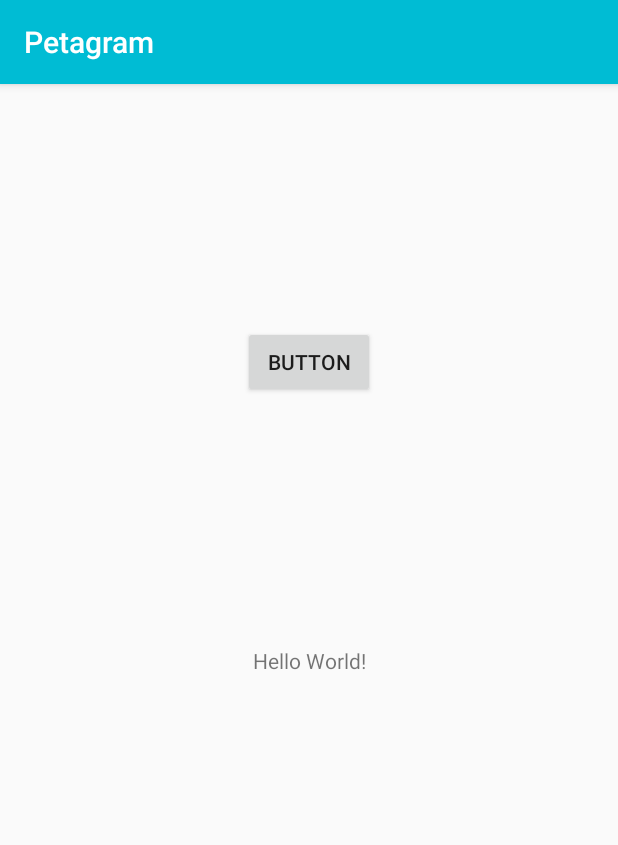
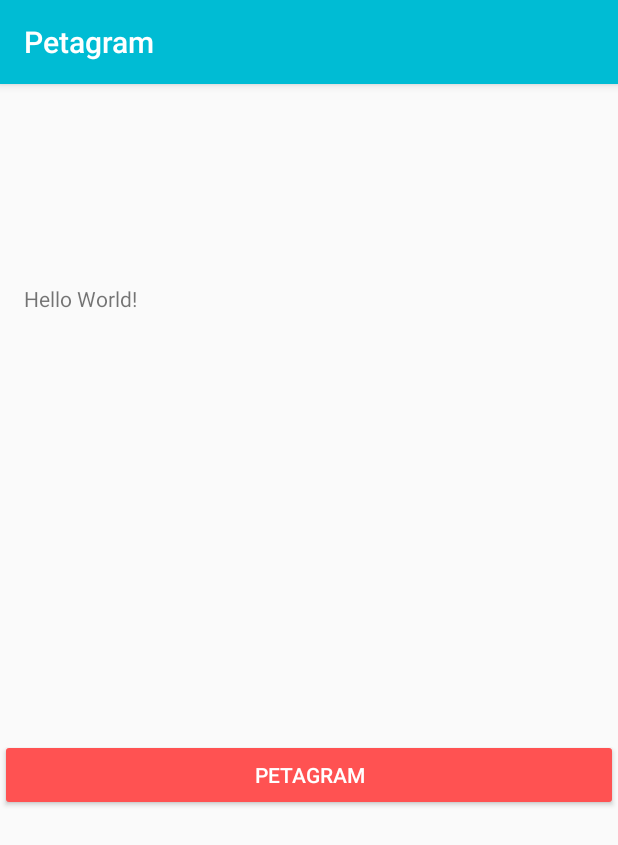
Before and after one commit to JNicoVM/Petagram, an Android app: the screen it shows after launch (MainActivity), on a phone screen of 412 x 824 dp. Shown: the top 845 px of the screen. Run offline under Robolectric (Android 15) with nearby library versions, the phone set to English and light mode, and no system bars.

Commit message:
Creación de nuevas activities y cambio de estilo en el botón

```diff
--- a/app/src/main/AndroidManifest.xml
+++ b/app/src/main/AndroidManifest.xml
@@ -9,6 +9,8 @@
         android:roundIcon="@mipmap/ic_launcher_round"
         android:supportsRtl="true"
         android:theme="@style/AppTheme">
+        <activity android:name=".ListadoMascotas"></activity>
+        <activity android:name=".detalleMascota"></activity>
         <activity android:name=".MainActivity">
             <intent-filter>
                 <action android:name="android.intent.action.MAIN" />
--- a/app/src/main/res/layout/activity_main.xml
+++ b/app/src/main/res/layout/activity_main.xml
@@ -12,20 +12,22 @@
         android:layout_height="wrap_content"
         android:text="Hello World!"
         app:layout_constraintBottom_toBottomOf="parent"
+        app:layout_constraintHorizontal_bias="0.047"
         app:layout_constraintLeft_toLeftOf="parent"
         app:layout_constraintRight_toRightOf="parent"
-        app:layout_constraintTop_toTopOf="parent" />
+        app:layout_constraintTop_toTopOf="parent"
+        app:layout_constraintVertical_bias="0.178" />
 
     <Button
         android:id="@+id/button2"
-        android:layout_width="wrap_content"
+        android:layout_width="match_parent"
         android:layout_height="wrap_content"
-        android:layout_marginTop="152dp"
-        android:layout_marginBottom="156dp"
-        android:text="Button"
-        app:layout_constraintBottom_toTopOf="@+id/textView"
+        android:text="@string/app_name"
+        app:layout_constraintBottom_toBottomOf="parent"
         app:layout_constraintEnd_toEndOf="parent"
+        app:layout_constraintHorizontal_bias="0.0"
         app:layout_constraintStart_toStartOf="parent"
-        app:layout_constraintTop_toTopOf="parent" />
+        app:layout_constraintTop_toBottomOf="@+id/textView"
+        android:theme="@style/MiRaisedButton"/>
 
 </androidx.constraintlayout.widget.ConstraintLayout>
--- /dev/null
+++ b/app/src/main/res/layout/mascota_detalle.xml
@@ -0,0 +1,6 @@
+<?xml version="1.0" encoding="utf-8"?>
+<LinearLayout xmlns:android="http://schemas.android.com/apk/res/android"
+    android:orientation="vertical" android:layout_width="match_parent"
+    android:layout_height="match_parent">
+
+</LinearLayout>
--- a/app/src/main/res/values/colors.xml
+++ b/app/src/main/res/values/colors.xml
@@ -3,5 +3,5 @@
     <color name="colorPrimary">#00BCD4</color>
     <color name="colorPrimaryDark">#0097A7</color>
     <color name="colorAccent">#FF5252</color>
-    <color name="TextoTitulo">#FFFFFF</color>
+    <color name="colorBlanco">#FFFFFF</color>
 </resources>
--- a/app/src/main/res/values/strings.xml
+++ b/app/src/main/res/values/strings.xml
@@ -1,3 +1,5 @@
 <resources>
     <string name="app_name">Petagram</string>
+    <string name="Texto_boton">CLICK</string>
+    <string name="Titulo">Hello Word!!!</string>
 </resources>
--- a/app/src/main/res/values/styles.xml
+++ b/app/src/main/res/values/styles.xml
@@ -7,5 +7,9 @@
         <item name="colorPrimaryDark">@color/colorPrimaryDark</item>
         <item name="colorAccent">@color/colorAccent</item>
     </style>
-
+    <style name="MiRaisedButton" parent="Theme.AppCompat.Light">
+        <item name="android:colorButtonNormal">@color/colorAccent</item>
+        <item name="android:colorControlHighlight">@color/colorBlanco</item>
+        <item name="android:textColor">@color/colorBlanco</item>
+    </style>
 </resources>
```
Also changed, not shown: app/src/main/java/com/example/petagram/ListadoMascotas.java (added, +14 -0 lines), app/src/main/java/com/example/petagram/detalleMascota.java (added, +16 -0 lines), app/src/main/res/layout/listado_mascotas.xml (added, +9 -0 lines).
